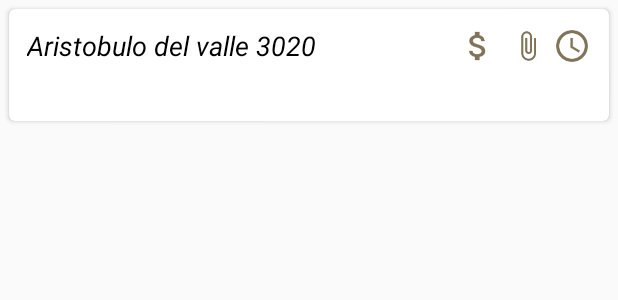
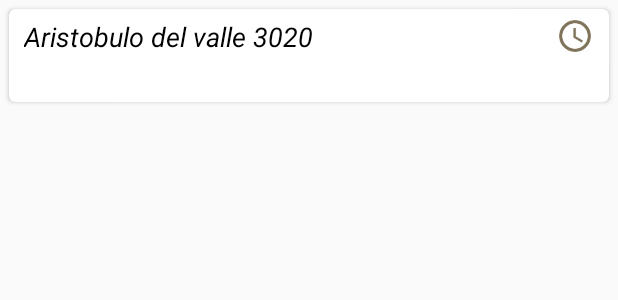
Before and after one commit to Leilecita/fishyApp, an Android app: the layout car_item_address.xml on its own in the app's theme, with its tools: preview values and no code run, on a phone screen of 412 x 824 dp. Shown: the top 300 px of the screen. Run offline under Robolectric (Android 15) with nearby library versions, the phone set to English and light mode, and no system bars.

Commit message:
las changes

```diff
--- a/app/src/main/java/com/example/android/fishy/network/ApiUtils.java
+++ b/app/src/main/java/com/example/android/fishy/network/ApiUtils.java
@@ -8,9 +8,9 @@ public class ApiUtils {
 
         private ApiUtils() {}
 
-        public static final String BASE_URL = "http://192.168.0.87/fishyserver/";
+        //public static final String BASE_URL = "http://192.168.0.87/fishyserver/";
        // public static final String BASE_URL = "http://192.168.0.14/fishyserver/";
-        // public static final String BASE_URL = "http://fishy.abarbieri.com.ar/";
+         public static final String BASE_URL = "http://fishy.abarbieri.com.ar/";
 
 
 
--- a/app/src/main/res/layout/car_item_address.xml
+++ b/app/src/main/res/layout/car_item_address.xml
@@ -9,12 +9,15 @@
     card_view:cardCornerRadius="4dp"
     card_view:cardMaxElevation="4dp"
     card_view:cardElevation="2dp"
-    card_view:contentPadding="8dp"
+    card_view:contentPadding="4dp"
+
     >
 
     <RelativeLayout
         android:layout_width="match_parent"
         android:layout_height="wrap_content"
+        android:paddingLeft="2dp"
+        android:paddingRight="2dp"
         >
 
         <LinearLayout
@@ -37,24 +40,6 @@
                 android:textColor="@android:color/black"
                 android:textSize="18sp" />
 
-
-            <ImageView
-                android:layout_width="25dp"
-                android:layout_height="25dp"
-                android:layout_gravity="center"
-                android:id="@+id/money"
-                android:layout_margin="4dp"
-                android:src="@drawable/money_dor"/>
-
-            <ImageView
-                android:layout_width="25dp"
-                android:layout_height="25dp"
-                android:layout_gravity="center"
-                android:id="@+id/factura"
-
-                android:padding="2dp"
-                android:layout_margin="4dp"
-                android:src="@drawable/factura_dor"/>
 
             <ImageView
                 android:layout_width="25dp"
@@ -84,9 +69,22 @@
             android:layout_height="wrap_content"
             android:layout_marginLeft="2dp"
             android:id="@+id/line23"
+            android:paddingLeft="2dp"
             android:layout_below="@+id/line2"
 
             android:orientation="horizontal">
+
+            <TextView
+                android:id="@+id/neighborhood"
+                android:layout_width="match_parent"
+                android:layout_weight="1"
+                android:layout_height="wrap_content"
+                android:layout_gravity="center"
+                android:text=""
+                android:textStyle="italic"
+                android:textColor="@android:color/black"
+                android:textSize="14sp" />
+
             <TextView
                 android:id="@+id/time"
                 android:layout_width="match_parent"
@@ -115,7 +113,9 @@
         </LinearLayout>
 
 
+
     </RelativeLayout>
+
 
 </android.support.v7.widget.CardView>
 <!--
--- a/app/src/main/res/layout/card_item_order2.xml
+++ b/app/src/main/res/layout/card_item_order2.xml
@@ -20,7 +20,7 @@
 
 
         <ImageView
-            android:layout_width="25dp"
+            android:layout_width="30dp"
             android:layout_height="25dp"
             android:layout_gravity="center"
             android:id="@+id/stateImage"
@@ -28,7 +28,7 @@
             android:layout_margin="4dp"
             android:src="@drawable/pendien_dor_dark"/>
         <ImageView
-            android:layout_width="25dp"
+            android:layout_width="30dp"
             android:layout_height="25dp"
             android:layout_gravity="center"
             android:id="@+id/factura"
@@ -39,7 +39,7 @@
             android:layout_margin="4dp"
             android:src="@drawable/factura_dor"/>
         <ImageView
-            android:layout_width="25dp"
+            android:layout_width="30dp"
             android:layout_height="25dp"
             android:layout_gravity="center"
             android:id="@+id/money"
```
Also changed, not shown: app/src/main/java/com/example/android/fishy/Fragments/OrdersFragment.java (+25 -32 lines), app/src/main/java/com/example/android/fishy/SimpleItemTouchHelperCallback.java (+27 -0 lines), app/src/main/java/com/example/android/fishy/adapters/ReportOrderAdapter.java (+71 -9 lines), app/src/main/java/com/example/android/fishy/network/ApiClient.java (+0 -12 lines), app/src/main/res/layout/fragment_orders.xml (+8 -5 lines).
